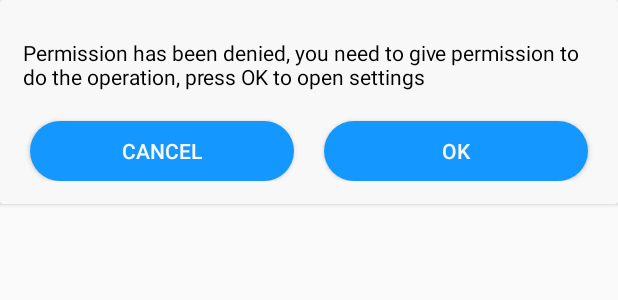
After one commit to khush5471/JavaShoppingCart, an Android app: the layout dialoge_permission_denied.xml on its own in the app's theme, with its tools: preview values and no code run, on a phone screen of 412 x 824 dp. The commit adds this screen. Shown: the top 300 px of the screen. Run offline under Robolectric (Android 15) with nearby library versions, the phone set to English and light mode, and no system bars.

Commit message:
Added permision grant dialoge and fixed the bug on addtocart fragment

```diff
--- a/app/src/main/java/com/example/androidproject/Utils/Constats.java
+++ b/app/src/main/java/com/example/androidproject/Utils/Constats.java
@@ -8,4 +8,6 @@ public class Constats {
     public static String    SELECTED_FRAGMENT="SELECTED_FRAGMENT";
     public static String    PUT_EXTRA="put_extra";
     public static String USER_EMAIL="useremail";
+    public static int PERMISSIONS_REQUEST_READ_EXTERNAL_STORAGE = 123;
+
 }
--- a/app/src/main/java/com/example/androidproject/Views/fragments/SignUp/SignupViewModel.java
+++ b/app/src/main/java/com/example/androidproject/Views/fragments/SignUp/SignupViewModel.java
@@ -93,7 +93,7 @@ public class SignupViewModel extends ViewModel {
 
                             if (task.isSuccessful()){
                                 Log.e("in success","task");
-                                FireBaseHandler.getInstance().getFirebaseDatabaseReference("ACCOUNTS")
+                                FireBaseHandler.getInstance().getFirebaseDatabaseReference("USERS").child("ACCOUNTS")
                                         .child(name)
                                         .setValue(new Users(email, password, mImgUrl, name, new ArrayList<BrandListData>()));
 
--- /dev/null
+++ b/app/src/main/res/layout/dialoge_permission_denied.xml
@@ -0,0 +1,79 @@
+<?xml version="1.0" encoding="utf-8"?>
+<androidx.cardview.widget.CardView xmlns:android="http://schemas.android.com/apk/res/android"
+    xmlns:app="http://schemas.android.com/apk/res-auto"
+    android:layout_width="match_parent"
+    android:layout_height="wrap_content"
+    app:cardBackgroundColor="@color/white">
+
+    <androidx.constraintlayout.widget.ConstraintLayout
+        android:id="@+id/linearLayout2"
+        android:layout_width="match_parent"
+        android:layout_height="match_parent"
+        android:paddingBottom="15dp">
+
+        <ImageView
+            android:id="@+id/imageDismissDialog"
+            android:layout_width="20dp"
+            android:layout_height="20dp"
+            android:paddingEnd="15dp"
+            android:paddingStart="15dp"
+            android:paddingTop="15dp"
+            android:src="@mipmap/ic_launcher"
+            android:visibility="invisible"
+            app:layout_constraintEnd_toEndOf="parent"
+            app:layout_constraintTop_toTopOf="parent" />
+
+        <TextView
+            android:id="@+id/txtInfoDialog"
+            android:layout_width="0dp"
+            android:layout_height="wrap_content"
+            android:layout_marginEnd="15dp"
+            android:layout_marginStart="15dp"
+            android:layout_marginTop="5dp"
+            android:text="@string/permission_denied"
+            android:textColor="@color/black"
+            app:layout_constraintEnd_toEndOf="parent"
+            app:layout_constraintStart_toStartOf="parent"
+            app:layout_constraintTop_toBottomOf="@id/imageDismissDialog" />
+
+        <Button
+            android:id="@+id/txtNoDialog"
+            android:layout_width="0dp"
+            android:layout_height="40dp"
+            android:layout_marginBottom="20dp"
+            android:layout_marginEnd="10dp"
+            android:layout_marginStart="20dp"
+            android:layout_marginTop="20dp"
+            android:background="@drawable/bg_ripple"
+            android:gravity="center"
+            android:text="@string/cancel"
+            android:textColor="@color/white"
+            app:layout_constraintEnd_toEndOf="@id/guideline"
+            app:layout_constraintStart_toStartOf="parent"
+            app:layout_constraintTop_toBottomOf="@id/txtInfoDialog" />
+
+        <Button
+            android:id="@+id/txtYesDialog"
+            android:layout_width="0dp"
+            android:layout_height="40dp"
+            android:layout_marginBottom="20dp"
+            android:layout_marginEnd="20dp"
+            android:layout_marginStart="10dp"
+            android:layout_marginTop="20dp"
+            android:background="@drawable/bg_ripple"
+            android:gravity="center"
+            android:text="@string/ok"
+            android:textColor="@color/white"
+            app:layout_constraintEnd_toEndOf="parent"
+            app:layout_constraintStart_toEndOf="@id/guideline"
+            app:layout_constraintTop_toBottomOf="@+id/txtInfoDialog" />
+
+        <androidx.constraintlayout.widget.Guideline
+            android:id="@+id/guideline"
+            android:layout_width="wrap_content"
+            android:layout_height="wrap_content"
+            android:orientation="vertical"
+            app:layout_constraintGuide_percent=".5" />
+
+    </androidx.constraintlayout.widget.ConstraintLayout>
+</androidx.cardview.widget.CardView>
--- a/app/src/main/res/values/strings.xml
+++ b/app/src/main/res/values/strings.xml
@@ -14,4 +14,7 @@
     <string name="user_registered">User Registered Successfully</string>
     <string name="error_user_alredy_exists">User already exists in database</string>
     <string name="total_purchase_price">YOUR TOTAL PURCHASE PRICE IS $</string>
+    <string name="permission_denied">Permission has been denied, you need to give permission to do the operation, press OK to open settings</string>
+    <string name="cancel">Cancel</string>
+    <string name="ok">Ok</string>
 </resources>
```
Also changed, not shown: app/src/main/java/com/example/androidproject/Utils/DialogeHelper.java (added, +77 -0 lines), app/src/main/java/com/example/androidproject/Utils/Utils.java (+23 -1 lines), app/src/main/java/com/example/androidproject/Views/fragments/SignUp/SignupFragment.java (+24 -1 lines).
